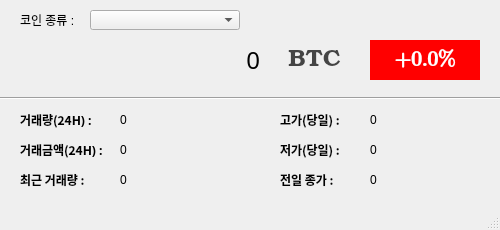
Qt form ui/coinPriceUi.ui (yoojj1990/coinPriceProject_2022_6_17) before a commit.
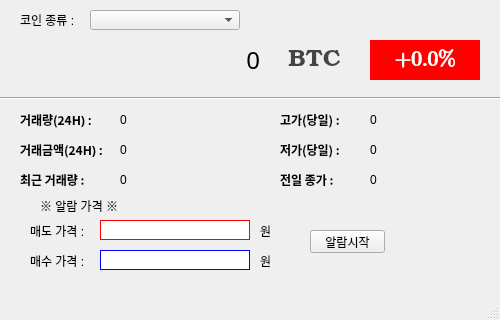
The same form after that commit.

Commit message: ui 수정

Patch:
```diff
--- a/ui/coinPriceUi.ui
+++ b/ui/coinPriceUi.ui
@@ -7,7 +7,7 @@
     <x>0</x>
     <y>0</y>
     <width>500</width>
-    <height>230</height>
+    <height>320</height>
    </rect>
   </property>
   <property name="windowTitle">
@@ -337,6 +337,116 @@
      <string>0</string>
     </property>
    </widget>
+   <widget class="QLabel" name="label_2">
+    <property name="geometry">
+     <rect>
+      <x>40</x>
+      <y>190</y>
+      <width>91</width>
+      <height>31</height>
+     </rect>
+    </property>
+    <property name="text">
+     <string>※ 알람 가격 ※</string>
+    </property>
+   </widget>
+   <widget class="QLabel" name="label_3">
+    <property name="geometry">
+     <rect>
+      <x>30</x>
+      <y>220</y>
+      <width>71</width>
+      <height>21</height>
+     </rect>
+    </property>
+    <property name="text">
+     <string>매도 가격 : </string>
+    </property>
+   </widget>
+   <widget class="QLineEdit" name="alarm_price1">
+    <property name="geometry">
+     <rect>
+      <x>100</x>
+      <y>220</y>
+      <width>150</width>
+      <height>20</height>
+     </rect>
+    </property>
+    <property name="styleSheet">
+     <string notr="true">border:1px solid red;</string>
+    </property>
+    <property name="alignment">
+     <set>Qt::AlignRight|Qt::AlignTrailing|Qt::AlignVCenter</set>
+    </property>
+   </widget>
+   <widget class="QLabel" name="label_4">
+    <property name="geometry">
+     <rect>
+      <x>30</x>
+      <y>250</y>
+      <width>71</width>
+      <height>21</height>
+     </rect>
+    </property>
+    <property name="text">
+     <string>매수 가격 : </string>
+    </property>
+   </widget>
+   <widget class="QLineEdit" name="alarm_price2">
+    <property name="geometry">
+     <rect>
+      <x>100</x>
+      <y>250</y>
+      <width>150</width>
+      <height>20</height>
+     </rect>
+    </property>
+    <property name="styleSheet">
+     <string notr="true">border:1px solid blue;</string>
+    </property>
+    <property name="alignment">
+     <set>Qt::AlignRight|Qt::AlignTrailing|Qt::AlignVCenter</set>
+    </property>
+   </widget>
+   <widget class="QPushButton" name="alarmButton">
+    <property name="geometry">
+     <rect>
+      <x>310</x>
+      <y>230</y>
+      <width>75</width>
+      <height>23</height>
+     </rect>
+    </property>
+    <property name="text">
+     <string>알람시작</string>
+    </property>
+   </widget>
+   <widget class="QLabel" name="label_7">
+    <property name="geometry">
+     <rect>
+      <x>260</x>
+      <y>220</y>
+      <width>16</width>
+      <height>21</height>
+     </rect>
+    </property>
+    <property name="text">
+     <string>원</string>
+    </property>
+   </widget>
+   <widget class="QLabel" name="label_8">
+    <property name="geometry">
+     <rect>
+      <x>260</x>
+      <y>250</y>
+      <width>16</width>
+      <height>21</height>
+     </rect>
+    </property>
+    <property name="text">
+     <string>원</string>
+    </property>
+   </widget>
   </widget>
   <widget class="QMenuBar" name="menubar">
    <property name="geometry">
```
